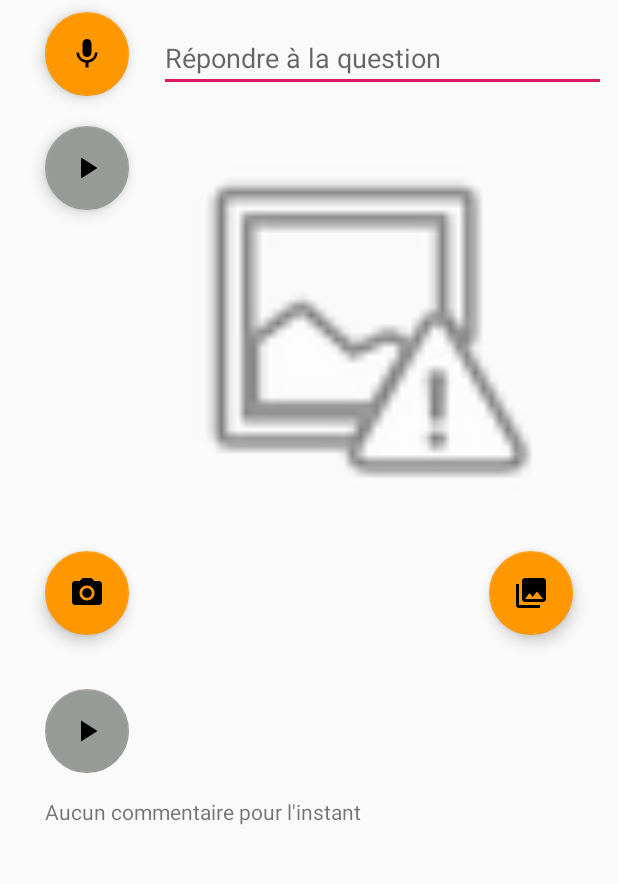
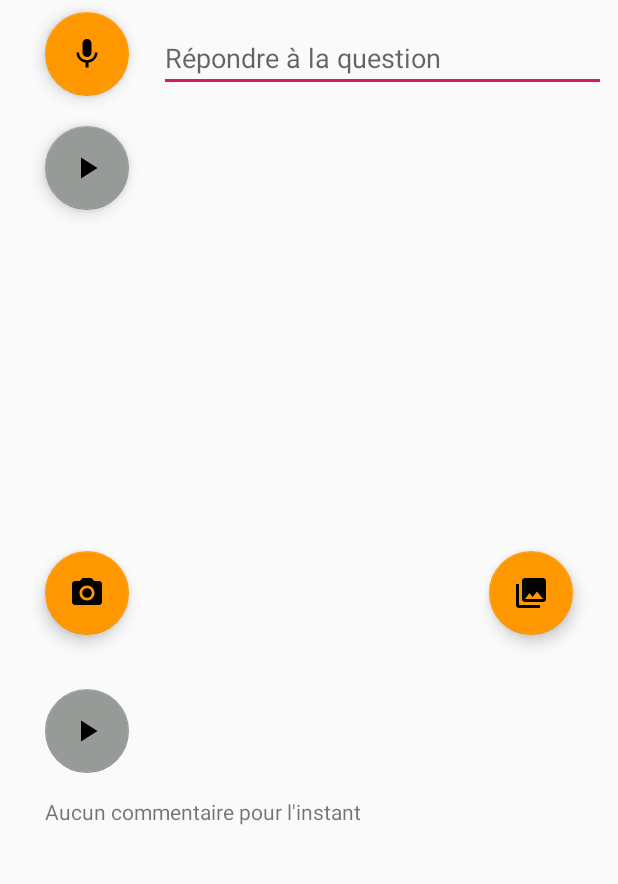
Before and after one commit to Cadz006/TP2_Dev_mobile, an Android app: the QuestionEtudiantActivity screen opened directly, with no data from a screen before it, on a phone screen of 412 x 824 dp, the part 84-968 px from its top. Run offline under Robolectric (Android 15) with nearby library versions, the phone set to English and light mode, and no system bars; pictures from the network do not load; 1 statement that could not run was skipped.

```diff
--- a/TP2_Dev_Mobile/app/src/main/res/layout/activity_question_etudiant.xml
+++ b/TP2_Dev_Mobile/app/src/main/res/layout/activity_question_etudiant.xml
@@ -30,8 +30,7 @@
         app:layout_constraintEnd_toEndOf="parent"
         app:layout_constraintHorizontal_bias="0.203"
         app:layout_constraintStart_toStartOf="parent"
-        app:layout_constraintTop_toBottomOf="@+id/txtReponseEtudiant"
-        app:srcCompat="@android:drawable/ic_menu_report_image" />
+        app:layout_constraintTop_toBottomOf="@+id/txtReponseEtudiant" />
 
     <com.google.android.material.floatingactionbutton.FloatingActionButton
         android:id="@+id/fabCamera"
--- a/TP2_Dev_Mobile/app/src/main/res/values/strings.xml
+++ b/TP2_Dev_Mobile/app/src/main/res/values/strings.xml
@@ -27,4 +27,8 @@
     <string name="AjouterEtudiantIndividuel">Ajouter un seul Étudiant</string>
     <string name="AjouterEtudiantBD">Ajouter une liste d\'étudiant par la base de donnée</string>
     <string name="Password">Mot de passe</string>
+    <string name="txtConfirmation">Confirmation de changement</string>
+    <string name="messageConfirmationPhoto">Voulez-vous changer la photo courrante avec une nouvelle photo?</string>
+    <string name="Oui">Oui</string>
+    <string name="Non">Non</string>
 </resources>
```
Also changed, not shown: TP2_Dev_Mobile/app/src/main/java/bdeb/qc/ca/tp2_dev_mobile/Activities/QuestionEtudiantActivity.java (+45 -3 lines), 2 other files.
